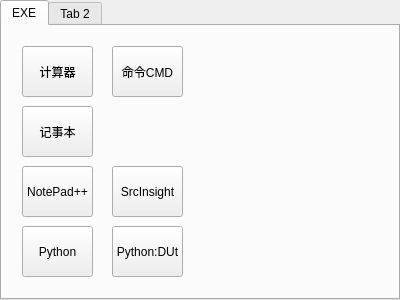
The window that auto_c_code/toolstabwidget.ui (yjduoduo/auto_c_code) describes before a commit, drawn with Qt 5.
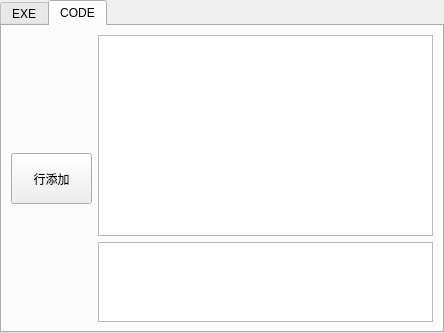
The same window after the commit.

Commit message: toolstabwidget.ui 是独立的组件，无法使用放大，需要单独拉出来进行处理。

```diff
--- a/auto_c_code/toolstabwidget.ui
+++ b/auto_c_code/toolstabwidget.ui
@@ -6,15 +6,15 @@
    <rect>
     <x>0</x>
     <y>0</y>
-    <width>400</width>
-    <height>300</height>
+    <width>444</width>
+    <height>333</height>
    </rect>
   </property>
   <property name="windowTitle">
    <string>TabWidget</string>
   </property>
   <property name="currentIndex">
-   <number>0</number>
+   <number>1</number>
   </property>
   <widget class="QWidget" name="tab">
    <attribute name="title">
@@ -133,10 +133,54 @@
     </property>
    </widget>
   </widget>
-  <widget class="QWidget" name="tab">
+  <widget class="QWidget" name="tab_code">
    <attribute name="title">
-    <string>Tab 2</string>
+    <string>CODE</string>
    </attribute>
+   <layout class="QGridLayout" name="gridLayout">
+    <item row="0" column="0">
+     <widget class="QPushButton" name="pushButton_lineadd">
+      <property name="minimumSize">
+       <size>
+        <width>81</width>
+        <height>51</height>
+       </size>
+      </property>
+      <property name="maximumSize">
+       <size>
+        <width>81</width>
+        <height>51</height>
+       </size>
+      </property>
+      <property name="text">
+       <string>行添加</string>
+      </property>
+     </widget>
+    </item>
+    <item row="0" column="1">
+     <layout class="QVBoxLayout" name="verticalLayout_2">
+      <item>
+       <widget class="QTextEdit" name="textEdit_main_content"/>
+      </item>
+      <item>
+       <widget class="QTextEdit" name="textEdit_suffix">
+        <property name="minimumSize">
+         <size>
+          <width>0</width>
+          <height>80</height>
+         </size>
+        </property>
+        <property name="maximumSize">
+         <size>
+          <width>16777215</width>
+          <height>80</height>
+         </size>
+        </property>
+       </widget>
+      </item>
+     </layout>
+    </item>
+   </layout>
   </widget>
  </widget>
  <resources/>
```
The commit also changes 8 other files.
